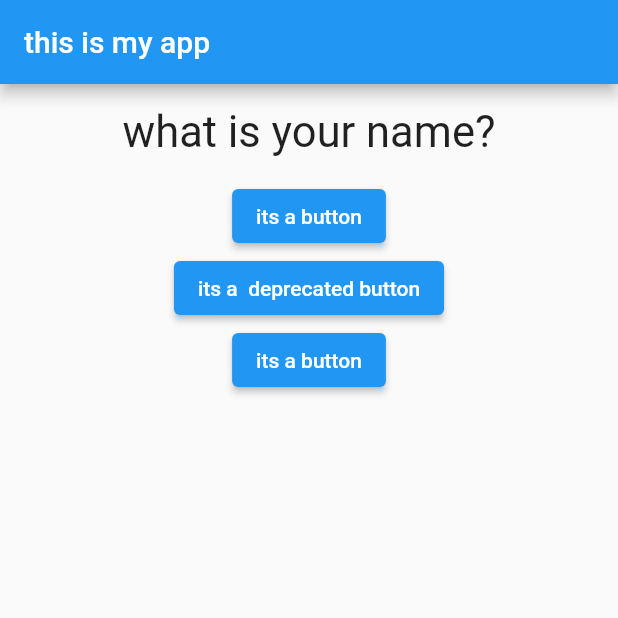
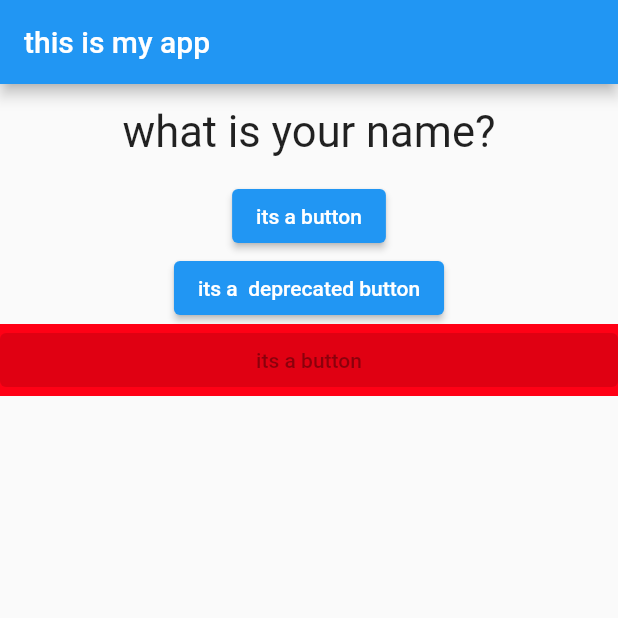
Before and after one commit to barbodnavabi/flutter-and-dart-start, a Flutter app: the screen it shows after launch, on a phone screen of 412 x 824 dp, the top half of it. Run offline on Flutter 3.47's test engine with Material 2 defaults, Android fonts, the phone set to English and light mode, and no system bars.

Commit message:
practice for color in buttons

```diff
--- /dev/null
+++ b/first_app/lib/awnser.dart
@@ -0,0 +1,15 @@
+import 'package:flutter/material.dart';
+
+class Awnser extends StatelessWidget {
+  @override
+  Widget build(BuildContext context) {
+    return Container(
+      width: double.infinity,
+      color: Color.fromRGBO(255, 0, 21,1),
+      child: ElevatedButton(
+        onPressed: null,
+        child: Text('its a button'),
+      ),
+    );
+  }
+}
--- a/first_app/lib/main.dart
+++ b/first_app/lib/main.dart
@@ -1,5 +1,6 @@
 import 'package:flutter/material.dart';
 import './question.dart';
+import './awnser.dart';
 void main() {
   runApp(MyApp());
 }
@@ -39,11 +40,7 @@ class MyAppState extends State<MyApp> {
               onPressed: () => print('its a arrow function'),
               child: Text('its a  deprecated button'),
             ),
-            ElevatedButton(
-              onPressed: () {
-                print('ananymos function');
-              },
-              child: Text('its a button'),
+            Awnser(
             ),
           ],
         ),
```
